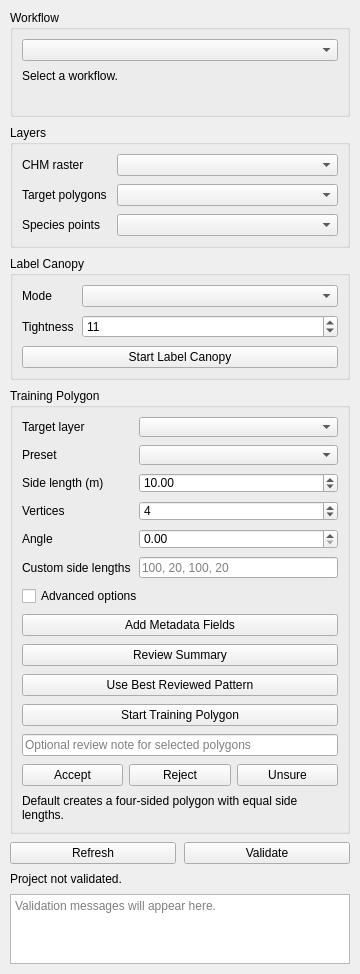
Old version of the form forest_labeler_dockwidget_base.ui in the repository sticholas/forestlabeler.
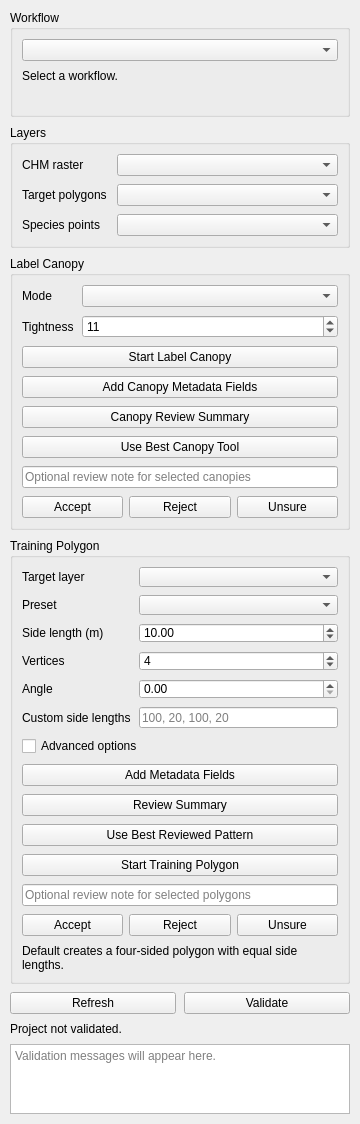
New version of the form.

Commit message: feat: evaluate canopy tool quality

What changed in the file:
```diff
--- a/forest_labeler_dockwidget_base.ui
+++ b/forest_labeler_dockwidget_base.ui
@@ -160,6 +160,62 @@
          </property>
         </widget>
        </item>
+       <item>
+        <widget class="QPushButton" name="repairCanopySchemaButton">
+         <property name="text">
+          <string>Add Canopy Metadata Fields</string>
+         </property>
+        </widget>
+       </item>
+       <item>
+        <widget class="QPushButton" name="summarizeCanopyReviewsButton">
+         <property name="text">
+          <string>Canopy Review Summary</string>
+         </property>
+        </widget>
+       </item>
+       <item>
+        <widget class="QPushButton" name="useBestCanopyToolButton">
+         <property name="text">
+          <string>Use Best Canopy Tool</string>
+         </property>
+        </widget>
+       </item>
+       <item>
+        <widget class="QLineEdit" name="canopyReviewNoteLineEdit">
+         <property name="placeholderText">
+          <string>Optional review note for selected canopies</string>
+         </property>
+        </widget>
+       </item>
+       <item>
+        <layout class="QHBoxLayout" name="canopyReviewLayout">
+         <property name="spacing">
+          <number>6</number>
+         </property>
+         <item>
+          <widget class="QPushButton" name="markCanopyAcceptedButton">
+           <property name="text">
+            <string>Accept</string>
+           </property>
+          </widget>
+         </item>
+         <item>
+          <widget class="QPushButton" name="markCanopyRejectedButton">
+           <property name="text">
+            <string>Reject</string>
+           </property>
+          </widget>
+         </item>
+         <item>
+          <widget class="QPushButton" name="markCanopyUnsureButton">
+           <property name="text">
+            <string>Unsure</string>
+           </property>
+          </widget>
+         </item>
+        </layout>
+       </item>
       </layout>
      </widget>
     </item>
```
The commit also changes 12 other files.
